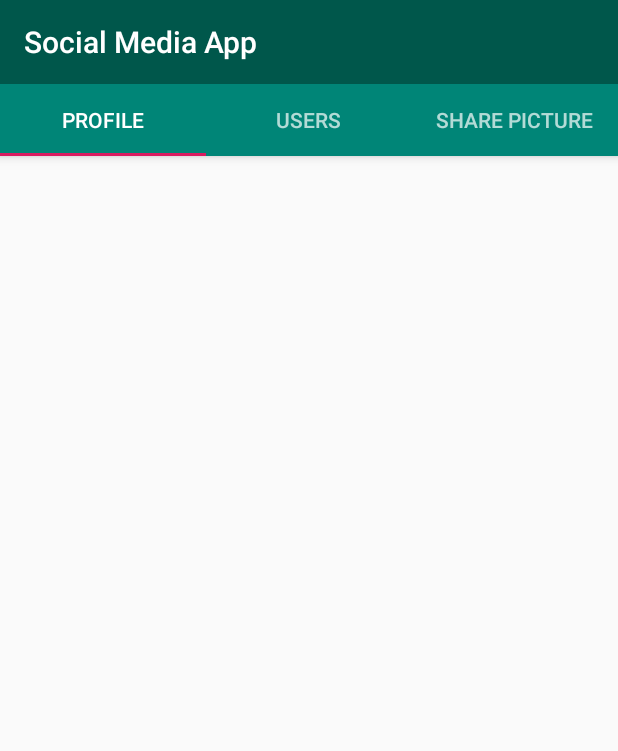
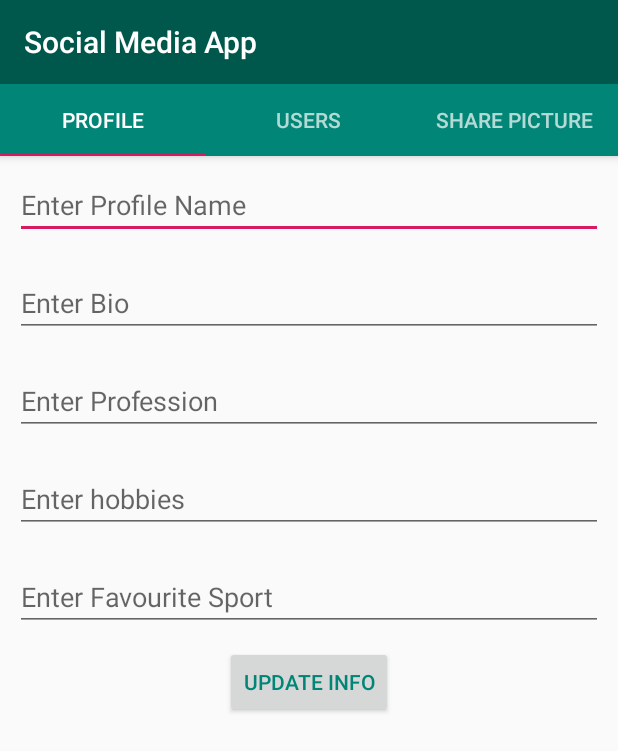
Before and after one commit to Yashsva/Instagram-Clone, an Android app: the ProfileTab screen opened directly, with no data from a screen before it, on a phone screen of 412 x 824 dp. Shown: the top 751 px of the screen. Run offline under Robolectric (Android 15) with nearby library versions, the phone set to English and light mode, and no system bars; libraries missing offline, so code that uses them is left out: com.parse; 7 statements that could not run were skipped.

Commit message:
Profile Tab Work is Completed

```diff
--- a/app/src/main/java/com/example/instagramclone/ProfileTab.java
+++ b/app/src/main/java/com/example/instagramclone/ProfileTab.java
@@ -8,6 +8,15 @@ import androidx.fragment.app.Fragment;
 import android.view.LayoutInflater;
 import android.view.View;
 import android.view.ViewGroup;
+import android.widget.Button;
+import android.widget.EditText;
+import android.widget.LinearLayout;
+import android.widget.ProgressBar;
+import android.widget.Toast;
+
+import com.parse.ParseException;
+import com.parse.ParseUser;
+import com.parse.SaveCallback;
 
 
 /**
@@ -16,8 +25,13 @@ import android.view.ViewGroup;
 public class ProfileTab extends Fragment {
 
 
+    private  EditText edtProfileName,edtBio,edtProfession,edtHobbies,edtFavSport;
+    private Button btnUpdateInfo;
+    private LinearLayout progressBarWindow;
+
     public ProfileTab() {
         // Required empty public constructor
+
     }
 
 
@@ -25,7 +39,93 @@ public class ProfileTab extends Fragment {
     public View onCreateView(LayoutInflater inflater, ViewGroup container,
                              Bundle savedInstanceState) {
         // Inflate the layout for this fragment
-        return inflater.inflate(R.layout.fragment_profile_tab, container, false);
+        View view=inflater.inflate(R.layout.fragment_profile_tab, container, false);
+
+        edtProfileName=view.findViewById(R.id.edtProfileName);
+        edtBio=view.findViewById(R.id.edtBio);
+        edtProfession=view.findViewById(R.id.edtProfession);
+        edtFavSport=view.findViewById(R.id.edtSport);
+        edtHobbies=view.findViewById(R.id.edtHobbies);
+
+        btnUpdateInfo=view.findViewById(R.id.btnProfileUpdate);
+
+        progressBarWindow=view.findViewById(R.id.windowProgressBar);
+
+        loadProfileFields();
+
+        final ParseUser parseUser=ParseUser.getCurrentUser();
+
+         btnUpdateInfo.setOnClickListener(new View.OnClickListener() {
+             @Override
+             public void onClick(View v) {
+
+
+                 progressBarWindow.setVisibility(View.VISIBLE);
+
+                 parseUser.put("profileName",edtProfileName.getText().toString());
+                 parseUser.put("profileBio",edtBio.getText().toString());
+                 parseUser.put("profileProfession",edtProfession.getText().toString());
+                 parseUser.put("profileHobbies",edtHobbies.getText().toString());
+                 parseUser.put("profileFavSport",edtFavSport.getText().toString());
+
+                 parseUser.saveInBackground(new SaveCallback() {
+                     @Override
+                     public void done(ParseException e) {
+                         if(e==null)
+                         {
+                             Toast.makeText(getContext(),"Info Updated Successfully !",Toast.LENGTH_SHORT).show();
+                         }
+                         else
+                         {
+                             Toast.makeText(getContext(),"Error : "+ e.getMessage(),Toast.LENGTH_SHORT).show();
+                         }
+                     }
+                 });
+
+                 progressBarWindow.setVisibility(View.GONE);
+
+             }
+         });
+
+
+
+        return view;
     }
 
+    public void loadProfileFields()
+    {
+        ParseUser parseUser=ParseUser.getCurrentUser();
+        Object objProfileName=parseUser.get("profileName"),
+        objProfileHobbies=parseUser.get("profileHobbies"),
+        objProfileProfession=parseUser.get("profileProfession"),
+        objProfileFavSport=parseUser.get("profileFavSport"), objProfileBio=parseUser.get("profileBio");
+
+        if(objProfileName!=null)
+        {
+            edtProfileName.setText(objProfileName.toString());
+        }
+
+        if(objProfileHobbies!=null)
+        {
+            edtHobbies.setText(objProfileHobbies.toString());
+        }
+
+        if(objProfileBio!=null)
+        {
+            edtBio.setText(objProfileBio.toString());
+        }
+
+        if(objProfileFavSport!=null)
+        {
+            edtFavSport.setText(objProfileFavSport.toString());
+        }
+
+        if(objProfileProfession!=null)
+        {
+            edtProfession.setText(objProfileProfession.toString());
+        }
+
+    }
+
+
 }
--- a/app/src/main/java/com/example/instagramclone/SocialMediaActivity.java
+++ b/app/src/main/java/com/example/instagramclone/SocialMediaActivity.java
@@ -4,6 +4,7 @@ import androidx.appcompat.app.AppCompatActivity;
 import androidx.viewpager.widget.ViewPager;
 
 import android.os.Bundle;
+import android.widget.ProgressBar;
 
 import com.google.android.material.tabs.TabLayout;
 
@@ -14,6 +15,7 @@ public class SocialMediaActivity extends AppCompatActivity {
     private ViewPager viewPager;
     private TabLayout tableLayout;
     private TabAdapter tabAdapter;
+
 
     @Override
     protected void onCreate(Bundle savedInstanceState) {
@@ -28,7 +30,7 @@ public class SocialMediaActivity extends AppCompatActivity {
 
         viewPager=findViewById(R.id.viewPager);
 
-        tabAdapter=new TabAdapter(getSupportFragmentManager(),2);
+        tabAdapter=new TabAdapter(getSupportFragmentManager());
         viewPager.setAdapter(tabAdapter);
 
         tableLayout=findViewById(R.id.tabLayout);
@@ -39,5 +41,6 @@ public class SocialMediaActivity extends AppCompatActivity {
 
 
 
+
     }
 }
--- a/app/src/main/java/com/example/instagramclone/TabAdapter.java
+++ b/app/src/main/java/com/example/instagramclone/TabAdapter.java
@@ -1,4 +1,7 @@
 package com.example.instagramclone;
+
+import android.util.Log;
+import android.widget.Toast;
 
 import androidx.annotation.NonNull;
 import androidx.annotation.Nullable;
@@ -9,15 +12,17 @@ import androidx.fragment.app.FragmentPagerAdapter;
 public class TabAdapter extends FragmentPagerAdapter {
 
 
-    public TabAdapter(@NonNull FragmentManager fm, int behavior) {
-        super(fm, behavior);
+    public TabAdapter(@NonNull FragmentManager fm) {
+        super(fm,BEHAVIOR_RESUME_ONLY_CURRENT_FRAGMENT);
     }
 
     @NonNull
     @Override
     public Fragment getItem(int position) {
+        Log.i("App","fragment : "+ position);
         switch (position)
         {
+
             case 0:
                 ProfileTab profileTab=new ProfileTab();
                 return profileTab;
--- a/app/src/main/res/layout/activity_social_media.xml
+++ b/app/src/main/res/layout/activity_social_media.xml
@@ -1,10 +1,11 @@
 <?xml version="1.0" encoding="utf-8"?>
-<RelativeLayout xmlns:android="http://schemas.android.com/apk/res/android"
+<LinearLayout xmlns:android="http://schemas.android.com/apk/res/android"
     xmlns:app="http://schemas.android.com/apk/res-auto"
     xmlns:tools="http://schemas.android.com/tools"
     android:layout_width="match_parent"
     android:layout_height="match_parent"
-    tools:context=".SocialMediaActivity">
+    tools:context=".SocialMediaActivity"
+    android:orientation="vertical">
 
     <com.google.android.material.appbar.AppBarLayout
         android:id="@+id/appBarLayout"
@@ -14,12 +15,17 @@
         <include android:id="@+id/myToolbar"
             layout="@layout/my_toolbar"/>
 
+
+
         <com.google.android.material.tabs.TabLayout
             android:id="@+id/tabLayout"
             android:layout_width="match_parent"
             android:layout_height="wrap_content"
             android:theme="@style/ThemeOverlay.AppCompat.Dark.ActionBar"/>
     </com.google.android.material.appbar.AppBarLayout>
+
+
+
 
     <androidx.viewpager.widget.ViewPager
         android:id="@+id/viewPager"
@@ -29,4 +35,4 @@
 
 
 
-</RelativeLayout>
+</LinearLayout>
--- a/app/src/main/res/layout/fragment_profile_tab.xml
+++ b/app/src/main/res/layout/fragment_profile_tab.xml
@@ -1,11 +1,108 @@
 <?xml version="1.0" encoding="utf-8"?>
-<androidx.constraintlayout.widget.ConstraintLayout xmlns:android="http://schemas.android.com/apk/res/android"
+<RelativeLayout xmlns:android="http://schemas.android.com/apk/res/android"
     xmlns:tools="http://schemas.android.com/tools"
     android:layout_width="match_parent"
     android:layout_height="match_parent"
+    android:gravity="center_horizontal"
+    android:orientation="vertical"
     tools:context=".ProfileTab">
 
-    <!-- TODO: Update blank fragment layout -->
 
+    <EditText
+        android:id="@+id/edtProfileName"
+        android:layout_width="match_parent"
+        android:layout_height="wrap_content"
+        android:layout_margin="10dp"
+        android:ems="10"
+        android:hint="Enter Profile Name"
+        android:inputType="textPersonName"
+        android:shadowColor="@color/colorPrimary"
+        android:textColor="@color/colorPrimary"
+        tools:layout_editor_absoluteX="122dp"
+        tools:layout_editor_absoluteY="258dp" />
 
-</androidx.constraintlayout.widget.ConstraintLayout>
+    <EditText
+        android:id="@+id/edtBio"
+        android:layout_width="match_parent"
+        android:layout_height="wrap_content"
+        android:layout_below="@+id/edtProfileName"
+        android:layout_marginStart="10dp"
+        android:layout_marginTop="10dp"
+        android:layout_marginEnd="10dp"
+        android:layout_marginBottom="10dp"
+        android:ems="10"
+        android:hint="Enter Bio"
+        android:inputType="textPersonName"
+        android:shadowColor="@color/colorPrimary"
+        android:textColor="@color/colorPrimary"
+        tools:layout_editor_absoluteX="190dp"
+        tools:layout_editor_absoluteY="36dp" />
+
+    <EditText
+        android:id="@+id/edtProfession"
+        android:layout_width="match_parent"
+        android:layout_height="wrap_content"
+        android:layout_below="@id/edtBio"
+        android:layout_marginStart="10dp"
+        android:layout_marginTop="10dp"
+        android:layout_marginEnd="10dp"
+        android:layout_marginBottom="10dp"
+        android:ems="10"
+        android:hint="Enter Profession"
+        android:inputType="textPersonName"
+        android:shadowColor="@color/colorPrimary"
+        android:textColor="@color/colorPrimary"
+        tools:layout_editor_absoluteX="133dp"
+        tools:layout_editor_absoluteY="165dp" />
+
+    <EditText
+        android:id="@+id/edtHobbies"
+        android:layout_width="match_parent"
+        android:layout_height="wrap_content"
+        android:layout_below="@id/edtProfession"
+        android:layout_marginStart="10dp"
+        android:layout_marginTop="10dp"
+        android:layout_marginEnd="10dp"
+        android:layout_marginBottom="10dp"
+        android:ems="10"
+        android:hint="Enter hobbies"
+        android:inputType="textPersonName"
+        android:shadowColor="@color/colorPrimary"
+        android:textColor="@color/colorPrimary"
+        tools:layout_editor_absoluteX="91dp"
+        tools:layout_editor_absoluteY="109dp" />
+
+    <EditText
+        android:id="@+id/edtSport"
+        android:layout_width="match_parent"
+        android:layout_height="wrap_content"
+        android:layout_below="@id/edtHobbies"
+        android:layout_marginStart="10dp"
+        android:layout_marginTop="10dp"
+        android:layout_marginEnd="10dp"
+        android:layout_marginBottom="10dp"
+        android:ems="10"
+        android:hint="Enter Favourite Sport"
+        android:inputType="textPersonName"
+        android:shadowColor="@color/colorPrimary"
+        android:textColor="@color/colorPrimary"
+        tools:layout_editor_absoluteX="97dp"
+        tools:layout_editor_absoluteY="337dp" />
+
+    <Button
+        android:id="@+id/btnProfileUpdate"
+        android:layout_width="wrap_content"
+        android:layout_height="wrap_content"
+        android:layout_below="@id/edtSport"
+        android:layout_centerInParent="true"
+        android:text="Update Info"
+        android:textColor="@color/colorPrimary" />
+
+    <include
+        android:id="@+id/windowProgressBar"
+        layout="@layout/progress_bar"
+        android:layout_width="match_parent"
+        android:layout_height="match_parent"
+        android:layout_centerInParent="true"
+        android:visibility="gone" />
+</RelativeLayout>
--- /dev/null
+++ b/app/src/main/res/layout/progress_bar.xml
@@ -0,0 +1,24 @@
+<?xml version="1.0" encoding="utf-8"?>
+<LinearLayout
+    xmlns:android="http://schemas.android.com/apk/res/android"
+    android:orientation="vertical"
+    android:layout_width="match_parent"
+    android:layout_height="match_parent"
+    android:gravity="center"
+    android:background="#CCFFFFFF">
+    <ProgressBar
+        android:layout_width="wrap_content"
+        android:layout_height="wrap_content"
+        android:id="@+id/progressBar" />
+
+    <TextView
+        android:id="@+id/txtprogressBar"
+        android:layout_width="wrap_content"
+        android:layout_height="wrap_content"
+        android:layout_marginTop="20dp"
+        android:gravity="center"
+        android:text="Please Wait .."
+        android:textColor="@color/colorPrimary"
+        android:textStyle="bold" />
+
+</LinearLayout>
```
